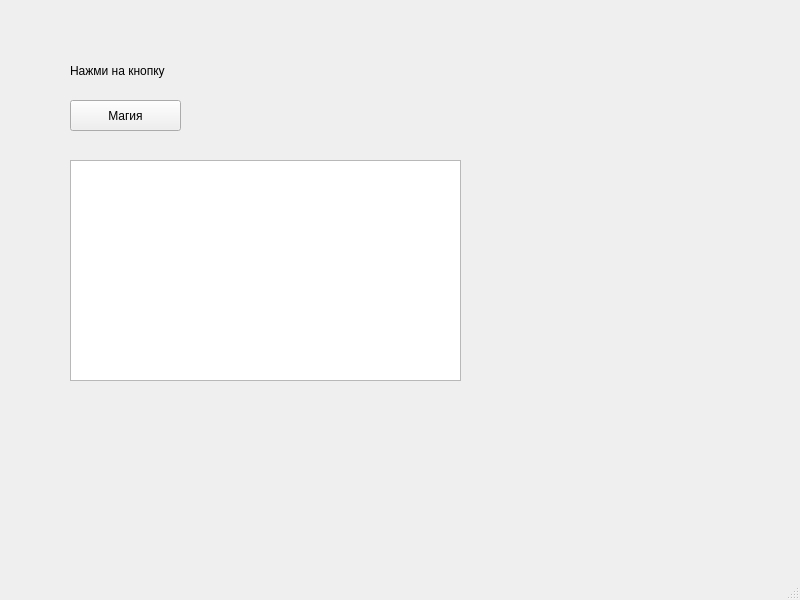
Before: the Qt Designer form mainwindow.ui in tlitvinava/UniSpace-Tracker, drawn with Qt 5.
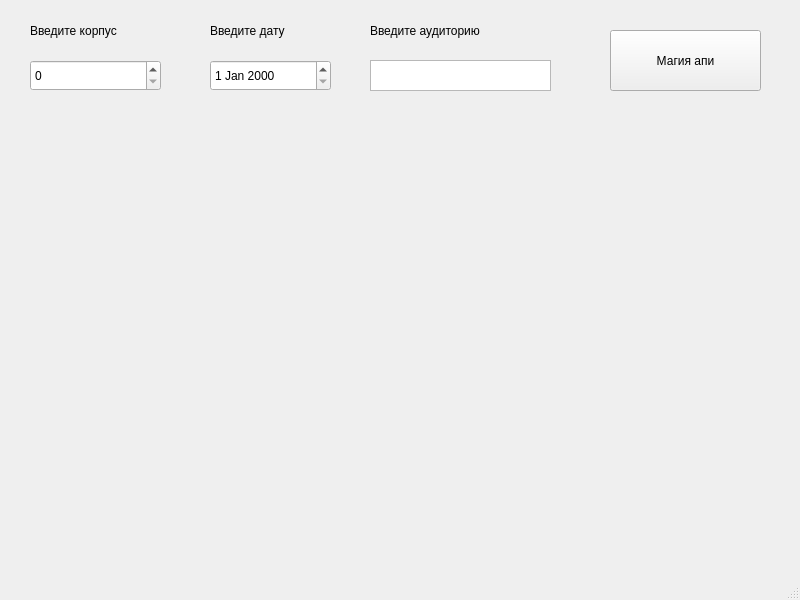
After: the same form once the commit is applied.

Diff of the .ui file:
```diff
--- a/mainwindow.ui
+++ b/mainwindow.ui
@@ -14,39 +14,85 @@
    <string>MainWindow</string>
   </property>
   <widget class="QWidget" name="centralwidget">
-   <widget class="QPushButton" name="pushButton">
-    <property name="geometry">
-     <rect>
-      <x>70</x>
-      <y>100</y>
-      <width>111</width>
-      <height>31</height>
-     </rect>
-    </property>
-    <property name="text">
-     <string>Магия</string>
-    </property>
-   </widget>
    <widget class="QLabel" name="label_2">
     <property name="geometry">
      <rect>
-      <x>70</x>
-      <y>50</y>
+      <x>30</x>
+      <y>10</y>
       <width>171</width>
       <height>41</height>
      </rect>
     </property>
     <property name="text">
-     <string>Нажми на кнопку</string>
+     <string>Введите корпус</string>
+    </property>
+   </widget>
+   <widget class="QPushButton" name="pushButton_2">
+    <property name="geometry">
+     <rect>
+      <x>610</x>
+      <y>30</y>
+      <width>151</width>
+      <height>61</height>
+     </rect>
+    </property>
+    <property name="text">
+     <string>Магия апи</string>
+    </property>
+   </widget>
+   <widget class="QSpinBox" name="spinBox">
+    <property name="geometry">
+     <rect>
+      <x>30</x>
+      <y>60</y>
+      <width>131</width>
+      <height>31</height>
+     </rect>
+    </property>
+   </widget>
+   <widget class="QLabel" name="label">
+    <property name="geometry">
+     <rect>
+      <x>210</x>
+      <y>10</y>
+      <width>131</width>
+      <height>41</height>
+     </rect>
+    </property>
+    <property name="text">
+     <string>Введите дату</string>
+    </property>
+   </widget>
+   <widget class="QDateEdit" name="dateEdit">
+    <property name="geometry">
+     <rect>
+      <x>210</x>
+      <y>60</y>
+      <width>121</width>
+      <height>31</height>
+     </rect>
+    </property>
+   </widget>
+   <widget class="QLabel" name="label_3">
+    <property name="geometry">
+     <rect>
+      <x>370</x>
+      <y>10</y>
+      <width>191</width>
+      <height>41</height>
+     </rect>
+    </property>
+    <property name="text">
+     <string>Введите аудиторию</string>
     </property>
    </widget>
    <widget class="QTextEdit" name="textEdit">
     <property name="geometry">
      <rect>
-      <x>70</x>
-      <y>160</y>
-      <width>391</width>
-      <height>221</height>
+      <x>370</x>
+      <y>60</y>
+      <width>181</width>
+      <height>31</height>
      </rect>
     </property>
    </widget>
```
